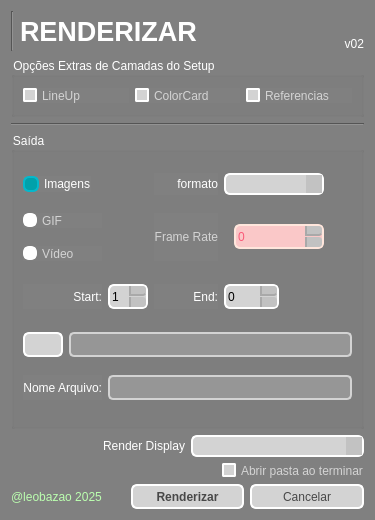
Before: the Qt Designer form harmony/birdoPack/ui/BD_RenderFile.ui in otmbneto/BirdoApp, drawn with Qt 5.
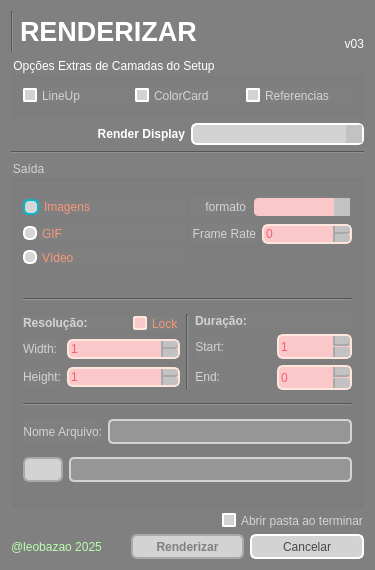
After: the same form once the commit is applied.

Commit message: update do rederizar

What changed in the file:
```diff
--- a/harmony/birdoPack/ui/BD_RenderFile.ui
+++ b/harmony/birdoPack/ui/BD_RenderFile.ui
@@ -7,9 +7,15 @@
     <x>0</x>
     <y>0</y>
     <width>375</width>
-    <height>520</height>
+    <height>570</height>
    </rect>
   </property>
+  <property name="maximumSize">
+   <size>
+    <width>16777215</width>
+    <height>570</height>
+   </size>
+  </property>
   <property name="windowTitle">
    <string>Renderizar</string>
   </property>
@@ -226,71 +232,35 @@
 </string>
   </property>
   <layout class="QGridLayout" name="gridLayout_2">
-   <item row="1" column="0" colspan="2">
-    <widget class="QGroupBox" name="groupLayers">
-     <property name="maximumSize">
-      <size>
-       <width>555</width>
-       <height>60</height>
-      </size>
-     </property>
-     <property name="toolTip">
-      <string>Estas opções são específicas do SETUP de Asset do BirdoApp.</string>
-     </property>
-     <property name="title">
-      <string>Opções Extras de Camadas do Setup</string>
-     </property>
-     <layout class="QHBoxLayout" name="horizontalLayout_3">
-      <item>
-       <widget class="QCheckBox" name="checkLineup">
-        <property name="text">
-         <string>LineUp</string>
-        </property>
-       </widget>
-      </item>
-      <item>
-       <widget class="QCheckBox" name="checkColorCard">
-        <property name="text">
-         <string>ColorCard</string>
-        </property>
-       </widget>
-      </item>
-      <item>
-       <widget class="QCheckBox" name="checkRef">
-        <property name="text">
-         <string>Referencias</string>
-        </property>
-        <property name="checked">
-         <bool>false</bool>
-        </property>
-       </widget>
-      </item>
-     </layout>
-    </widget>
-   </item>
-   <item row="2" column="0" colspan="2">
+   <item row="3" column="0" colspan="2">
     <widget class="Line" name="line_2">
      <property name="orientation">
       <enum>Qt::Horizontal</enum>
      </property>
     </widget>
    </item>
-   <item row="4" column="0" colspan="2">
-    <layout class="QHBoxLayout" name="horizontalLayout_5">
-     <item>
-      <widget class="QLabel" name="label_3">
+   <item row="6" column="1">
+    <widget class="QCheckBox" name="checkOpenFolder">
        <property name="text">
-        <string>Render Display</string>
-       </property>
-       <property name="alignment">
-        <set>Qt::AlignRight|Qt::AlignTrailing|Qt::AlignVCenter</set>
+      <string>Abrir pasta ao terminar</string>
        </property>
       </widget>
      </item>
-     <item>
-      <widget class="QComboBox" name="comboDisplay"/>
-     </item>
-    </layout>
+   <item row="6" column="0">
+    <spacer name="horizontalSpacer_5">
+     <property name="orientation">
+      <enum>Qt::Horizontal</enum>
+     </property>
+     <property name="sizeType">
+      <enum>QSizePolicy::Expanding</enum>
+     </property>
+     <property name="sizeHint" stdset="0">
+      <size>
+       <width>40</width>
+       <height>5</height>
+      </size>
+     </property>
+    </spacer>
    </item>
    <item row="0" column="0" colspan="2">
     <layout class="QHBoxLayout" name="horizontalLayout">
@@ -342,7 +312,7 @@
         </size>
        </property>
        <property name="text">
-        <string>v02</string>
+        <string>v03</string>
        </property>
        <property name="alignment">
         <set>Qt::AlignBottom|Qt::AlignRight|Qt::AlignTrailing</set>
@@ -351,30 +321,7 @@
      </item>
     </layout>
    </item>
-   <item row="5" column="0">
-    <spacer name="horizontalSpacer_5">
-     <property name="orientation">
-      <enum>Qt::Horizontal</enum>
-     </property>
-     <property name="sizeType">
-      <enum>QSizePolicy::Expanding</enum>
-     </property>
-     <property name="sizeHint" stdset="0">
-      <size>
-       <width>40</width>
-       <height>5</height>
-      </size>
-     </property>
-    </spacer>
-   </item>
-   <item row="5" column="1">
-    <widget class="QCheckBox" name="checkOpenFolder">
-     <property name="text">
-      <string>Abrir pasta ao terminar</string>
-     </property>
-    </widget>
-   </item>
-   <item row="6" column="0" colspan="2">
+   <item row="7" column="0" colspan="2">
     <layout class="QHBoxLayout" name="horizontalLayout_2">
      <item>
       <widget class="QLabel" name="label_4">
@@ -397,7 +344,7 @@
      <item>
       <widget class="QPushButton" name="buttonExport">
        <property name="enabled">
-        <bool>true</bool>
+        <bool>false</bool>
        </property>
        <property name="minimumSize">
         <size>
@@ -501,8 +448,11 @@
      </item>
     </layout>
    </item>
-   <item row="3" column="0" colspan="2">
+   <item row="4" column="0" colspan="2">
     <widget class="QGroupBox" name="groupOutput">
+     <property name="enabled">
+      <bool>false</bool>
+     </property>
      <property name="minimumSize">
       <size>
        <width>0</width>
@@ -518,24 +468,22 @@
      <property name="title">
       <string>Saída</string>
      </property>
-     <layout class="QGridLayout" name="gridLayout">
-      <property name="sizeConstraint">
-       <enum>QLayout::SetDefaultConstraint</enum>
-      </property>
-      <item row="3" column="0" colspan="4">
-       <spacer name="horizontalSpacer_3">
-        <property name="orientation">
-         <enum>Qt::Horizontal</enum>
-        </property>
-        <property name="sizeHint" stdset="0">
-         <size>
-          <width>40</width>
-          <height>5</height>
-         </size>
-        </property>
-       </spacer>
-      </item>
-      <item row="0" column="2">
+     <layout class="QVBoxLayout" name="verticalLayout_3">
+      <item>
+       <layout class="QGridLayout" name="gridLayout_3">
+        <item row="0" column="0">
+         <widget class="QRadioButton" name="radioImages">
+          <property name="text">
+           <string>Imagens</string>
+          </property>
+          <property name="checked">
+           <bool>true</bool>
+          </property>
+         </widget>
+        </item>
+        <item row="0" column="1">
+         <layout class="QHBoxLayout" name="horizontalLayout_14">
+          <item>
        <widget class="QLabel" name="labelFormat">
         <property name="text">
          <string>formato</string>
@@ -545,24 +493,7 @@
         </property>
        </widget>
       </item>
-      <item row="2" column="0">
-       <widget class="QRadioButton" name="radioMov">
-        <property name="text">
-         <string>Vídeo</string>
-        </property>
-       </widget>
-      </item>
-      <item row="4" column="2">
-       <widget class="QLabel" name="label_2">
-        <property name="text">
-         <string>End:</string>
-        </property>
-        <property name="alignment">
-         <set>Qt::AlignRight|Qt::AlignTrailing|Qt::AlignVCenter</set>
-        </property>
-       </widget>
-      </item>
-      <item row="0" column="3" alignment="Qt::AlignLeft">
+          <item>
        <widget class="QComboBox" name="comboFormat">
         <property name="sizePolicy">
          <sizepolicy hsizetype="Fixed" vsizetype="Fixed">
@@ -590,24 +521,7 @@
         </property>
        </widget>
       </item>
-      <item row="1" column="3" rowspan="2" alignment="Qt::AlignRight">
-       <widget class="QSpinBox" name="spinFPS">
-        <property name="enabled">
-         <bool>false</bool>
-        </property>
-        <property name="minimumSize">
-         <size>
-          <width>90</width>
-          <height>0</height>
-         </size>
-        </property>
-        <property name="maximumSize">
-         <size>
-          <width>100</width>
-          <height>25</height>
-         </size>
-        </property>
-       </widget>
+         </layout>
       </item>
       <item row="1" column="0">
        <widget class="QRadioButton" name="radioGif">
@@ -616,17 +530,9 @@
         </property>
        </widget>
       </item>
-      <item row="0" column="0" colspan="2" alignment="Qt::AlignLeft">
-       <widget class="QRadioButton" name="radioImages">
-        <property name="text">
-         <string>Imagens</string>
-        </property>
-        <property name="checked">
-         <bool>true</bool>
-        </property>
-       </widget>
-      </item>
-      <item row="1" column="2" rowspan="2">
+        <item row="1" column="1">
+         <layout class="QHBoxLayout" name="horizontalLayout_15">
+          <item>
        <widget class="QLabel" name="labelFPS">
         <property name="enabled">
          <bool>false</bool>
@@ -639,21 +545,205 @@
         </property>
        </widget>
       </item>
-      <item row="4" column="1">
-       <widget class="QSpinBox" name="spinStart">
+          <item>
+           <widget class="QSpinBox" name="spinFPS">
+            <property name="enabled">
+             <bool>false</bool>
+            </property>
+            <property name="minimumSize">
+             <size>
+              <width>90</width>
+              <height>0</height>
+             </size>
+            </property>
         <property name="maximumSize">
          <size>
-          <width>16777215</width>
+              <width>100</width>
           <height>25</height>
          </size>
         </property>
+           </widget>
+          </item>
+         </layout>
+        </item>
+        <item row="2" column="0">
+         <widget class="QRadioButton" name="radioMov">
+          <property name="text">
+           <string>Vídeo</string>
+          </property>
+         </widget>
+        </item>
+       </layout>
+      </item>
+      <item>
+       <spacer name="horizontalSpacer">
+        <property name="orientation">
+         <enum>Qt::Horizontal</enum>
+        </property>
+        <property name="sizeHint" stdset="0">
+         <size>
+          <width>40</width>
+          <height>20</height>
+         </size>
+        </property>
+       </spacer>
+      </item>
+      <item>
+       <widget class="Line" name="line_7">
+        <property name="orientation">
+         <enum>Qt::Horizontal</enum>
+        </property>
+       </widget>
+      </item>
+      <item>
+       <layout class="QHBoxLayout" name="horizontalLayout_13">
+        <item>
+         <layout class="QGridLayout" name="gridLayout">
+          <item row="1" column="0">
+           <widget class="QLabel" name="label_7">
+            <property name="sizePolicy">
+             <sizepolicy hsizetype="Fixed" vsizetype="Preferred">
+              <horstretch>0</horstretch>
+              <verstretch>0</verstretch>
+             </sizepolicy>
+            </property>
+            <property name="text">
+             <string>Width:</string>
+            </property>
+            <property name="alignment">
+             <set>Qt::AlignRight|Qt::AlignTrailing|Qt::AlignVCenter</set>
+            </property>
+           </widget>
+          </item>
+          <item row="0" column="2">
+           <widget class="QCheckBox" name="cbLock">
+            <property name="sizePolicy">
+             <sizepolicy hsizetype="Fixed" vsizetype="Fixed">
+              <horstretch>0</horstretch>
+              <verstretch>0</verstretch>
+             </sizepolicy>
+            </property>
+            <property name="text">
+             <string>Lock</string>
+            </property>
+            <property name="checked">
+             <bool>true</bool>
+            </property>
+           </widget>
+          </item>
+          <item row="0" column="0" colspan="2">
+           <widget class="QLabel" name="label_10">
+            <property name="sizePolicy">
+             <sizepolicy hsizetype="Preferred" vsizetype="Fixed">
+              <horstretch>0</horstretch>
+              <verstretch>0</verstretch>
+             </sizepolicy>
+            </property>
+            <property name="font">
+             <font>
+              <weight>75</weight>
+              <bold>true</bold>
+             </font>
+            </property>
+            <property name="text">
+             <string>Resolução:</string>
+            </property>
+           </widget>
+          </item>
+          <item row="1" column="1" colspan="2">
+           <widget class="QSpinBox" name="sbWidth">
+            <property name="sizePolicy">
+             <sizepolicy hsizetype="Preferred" vsizetype="Fixed">
+              <horstretch>0</horstretch>
+              <verstretch>0</verstretch>
+             </sizepolicy>
+            </property>
         <property name="minimum">
          <number>1</number>
         </property>
-       </widget>
-      </item>
-      <item row="4" column="0">
+            <property name="maximum">
+             <number>100000</number>
+            </property>
+           </widget>
+          </item>
+          <item row="2" column="0">
+           <widget class="QLabel" name="label_8">
+            <property name="sizePolicy">
+             <sizepolicy hsizetype="Fixed" vsizetype="Preferred">
+              <horstretch>0</horstretch>
+              <verstretch>0</verstretch>
+             </sizepolicy>
+            </property>
+            <property name="text">
+             <string>Height:</string>
+            </property>
+            <property name="alignment">
+             <set>Qt::AlignRight|Qt::AlignTrailing|Qt::AlignVCenter</set>
+            </property>
+           </widget>
+          </item>
+          <item row="2" column="1" colspan="2">
+           <widget class="QSpinBox" name="sbHeight">
+            <property name="enabled">
+             <bool>false</bool>
+            </property>
+            <property name="sizePolicy">
+             <sizepolicy hsizetype="Preferred" vsizetype="Fixed">
+              <horstretch>0</horstretch>
+              <verstretch>0</verstretch>
+             </sizepolicy>
+            </property>
+            <property name="minimum">
+             <number>1</number>
+            </property>
+            <property name="maximum">
+             <number>100000</number>
+            </property>
+           </widget>
+          </item>
+         </layout>
+        </item>
+        <item>
+         <widget class="Line" name="line_3">
+          <property name="orientation">
+           <enum>Qt::Vertical</enum>
+          </property>
+         </widget>
+        </item>
+        <item>
+         <layout class="QVBoxLayout" name="verticalLayout">
+          <property name="sizeConstraint">
+           <enum>QLayout::SetDefaultConstraint</enum>
+          </property>
+          <item>
+           <widget class="QLabel" name="label_9">
+            <property name="sizePolicy">
+             <sizepolicy hsizetype="Preferred" vsizetype="Fixed">
+              <horstretch>0</horstretch>
+              <verstretch>0</verstretch>
+             </sizepolicy>
+            </property>
+            <property name="font">
+             <font>
+              <weight>75</weight>
+              <bold>true</bold>
+             </font>
+            </property>
+            <property name="text">
+             <string>Duração:</string>
+            </property>
+           </widget>
+          </item>
+          <item>
+           <layout class="QHBoxLayout" name="horizontalLayout_6" stretch="0,0">
+            <item alignment="Qt::AlignLeft">
        <widget class="QLabel" name="label_5">
+              <property name="sizePolicy">
+               <sizepolicy hsizetype="Preferred" vsizetype="Preferred">
+                <horstretch>0</horstretch>
+                <verstretch>0</verstretch>
+               </sizepolicy>
+              </property>
         <property name="text">
          <string>Start:</string>
         </property>
@@ -662,30 +752,77 @@
         </property>
        </widget>
       </item>
-      <item row="4" column="3">
+            <item>
+             <widget class="QSpinBox" name="spinStart">
+              <property name="sizePolicy">
+               <sizepolicy hsizetype="Preferred" vsizetype="Fixed">
+                <horstretch>0</horstretch>
+                <verstretch>0</verstretch>
+               </sizepolicy>
+              </property>
+              <property name="maximumSize">
+               <size>
+                <width>16777215</width>
+                <height>25</height>
+               </size>
+              </property>
+              <property name="minimum">
+               <number>1</number>
+              </property>
+             </widget>
+            </item>
+           </layout>
+          </item>
+          <item>
+           <layout class="QHBoxLayout" name="horizontalLayout_7" stretch="0,0">
+            <item alignment="Qt::AlignLeft">
+             <widget class="QLabel" name="label_2">
+              <property name="sizePolicy">
+               <sizepolicy hsizetype="Preferred" vsizetype="Fixed">
+                <horstretch>0</horstretch>
+                <verstretch>0</verstretch>
+               </sizepolicy>
+              </property>
+              <property name="text">
+               <string>End:</string>
+              </property>
+              <property name="alignment">
+               <set>Qt::AlignRight|Qt::AlignTrailing|Qt::AlignVCenter</set>
+              </property>
+             </widget>
+            </item>
+            <item>
        <widget class="QSpinBox" name="spinEnd">
+              <property name="sizePolicy">
+               <sizepolicy hsizetype="Preferred" vsizetype="Fixed">
+                <horstretch>0</horstretch>
+                <verstretch>0</verstretch>
+               </sizepolicy>
+              </property>
         <property name="maximumSize">
          <size>
-          <width>55</width>
+                <width>16777215</width>
           <height>25</height>
          </size>
         </property>
        </widget>
       </item>
-      <item row="7" column="0" colspan="4">
-       <spacer name="horizontalSpacer_4">
+           </layout>
+          </item>
+         </layout>
+        </item>
+       </layout>
+      </item>
+      <item>
+       <widget class="Line" name="line_5">
         <property name="orientation">
          <enum>Qt::Horizontal</enum>
         </property>
-        <property name="sizeHint" stdset="0">
-         <size>
-          <width>40</width>
-          <height>5</height>
-         </size>
-        </property>
-       </spacer>
+       </widget>
       </item>
-      <item row="9" column="0">
+      <item>
+       <layout class="QHBoxLayout" name="horizontalLayout_9">
+        <item>
        <widget class="QLabel" name="label_6">
         <property name="text">
          <string>Nome Arquivo:</string>
@@ -695,7 +832,46 @@
         </property>
        </widget>
       </item>
-      <item row="8" column="0" colspan="5">
+        <item>
+         <widget class="QLineEdit" name="lineFileName">
+          <property name="minimumSize">
+           <size>
+            <width>0</width>
+            <height>25</height>
+           </size>
+          </property>
+          <property name="maximumSize">
+           <size>
+            <width>16777215</width>
+            <height>25</height>
+           </size>
+          </property>
+          <property name="font">
+           <font>
+            <pointsize>7</pointsize>
+           </font>
+          </property>
+          <property name="styleSheet">
+           <string notr="true">QLineEdit {
+	color: lightgray;
+	border: 2px solid lightgray;
+	border-radius: 5px;
+	background: rgb(150, 150, 150);
+}
+
+QLineEdit::hover {
+	color: white;
+	border: 2px solid white;
+}</string>
+          </property>
+          <property name="alignment">
+           <set>Qt::AlignLeading|Qt::AlignLeft|Qt::AlignVCenter</set>
+          </property>
+         </widget>
+        </item>
+       </layout>
+      </item>
+      <item>
        <layout class="QHBoxLayout" name="horizontalLayout_4">
         <item>
          <widget class="QPushButton" name="buttonFolder">
@@ -783,45 +959,73 @@
         </item>
        </layout>
       </item>
-      <item row="9" column="1" colspan="4">
-       <widget class="QLineEdit" name="lineFileName">
-        <property name="minimumSize">
-         <size>
-          <width>0</width>
-          <height>25</height>
-         </size>
-        </property>
+     </layout>
+    </widget>
+   </item>
+   <item row="1" column="0" colspan="2">
+    <widget class="QGroupBox" name="groupLayers">
         <property name="maximumSize">
          <size>
-          <width>16777215</width>
-          <height>25</height>
-         </size>
-        </property>
+       <width>555</width>
+       <height>60</height>
+      </size>
+     </property>
+     <property name="toolTip">
+      <string>Estas opções são específicas do SETUP de Asset do BirdoApp.</string>
+     </property>
+     <property name="title">
+      <string>Opções Extras de Camadas do Setup</string>
+     </property>
+     <layout class="QHBoxLayout" name="horizontalLayout_3">
+      <item>
+       <widget class="QCheckBox" name="checkLineup">
+        <property name="text">
+         <string>LineUp</string>
+        </property>
+       </widget>
+      </item>
+      <item>
+       <widget class="QCheckBox" name="checkColorCard">
+        <property name="text">
+         <string>ColorCard</string>
+        </property>
+       </widget>
+      </item>
+      <item>
+       <widget class="QCheckBox" name="checkRef">
+        <property name="text">
+         <string>Referencias</string>
+        </property>
+        <property name="checked">
+         <bool>false</bool>
+        </property>
+       </widget>
+      </item>
+     </layout>
+    </widget>
+   </item>
+   <item row="2" column="0" colspan="2">
+    <layout class="QHBoxLayout" name="horizontalLayout_5">
+     <item>
+      <widget class="QLabel" name="label_3">
         <property name="font">
          <font>
-          <pointsize>7</pointsize>
-         </font>
-        </property>
-        <property name="styleSheet">
-         <string notr="true">QLineEdit {
-	color: lightgray;
-	border: 2px solid lightgray;
-	border-radius: 5px;
-	background: rgb(150, 150, 150);
-}
-
-QLineEdit::hover {
-	color: white;
-	border: 2px solid white;
-}</string>
+         <weight>75</weight>
+         <bold>true</bold>
+        </font>
+       </property>
+       <property name="text">
+        <string>Render Display</string>
         </property>
         <property name="alignment">
-         <set>Qt::AlignLeading|Qt::AlignLeft|Qt::AlignVCenter</set>
+        <set>Qt::AlignRight|Qt::AlignTrailing|Qt::AlignVCenter</set>
         </property>
        </widget>
       </item>
-     </layout>
-    </widget>
+     <item>
+      <widget class="QComboBox" name="comboDisplay"/>
+     </item>
+    </layout>
    </item>
   </layout>
  </widget>
```
Left out of the diff: 19 changed lines with no effect on the pictures. Lines whose indentation alone changed are shown as unchanged. The commit also changes 2 other files.
